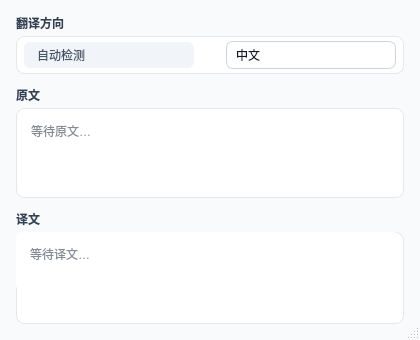
Qt form ui/floatingdialog.ui (CoffeeManHaidian/translator) before a commit.
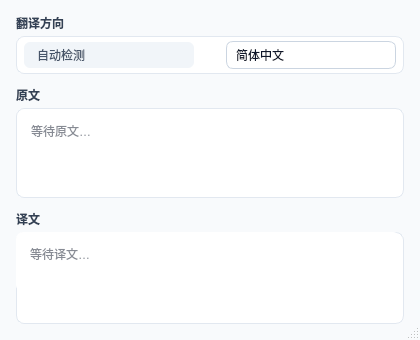
The same form after that commit. Icons and pictures are not drawn.

What changed in the file:
```diff
--- a/ui/floatingdialog.ui
+++ b/ui/floatingdialog.ui
@@ -281,7 +281,12 @@
           </property>
           <item>
            <property name="text">
-            <string>中文</string>
+            <string>简体中文</string>
+           </property>
+          </item>
+          <item>
+           <property name="text">
+            <string>英文</string>
            </property>
           </item>
          </widget>
```
Left out of the diff: 2 changed lines with no effect on the pictures.
